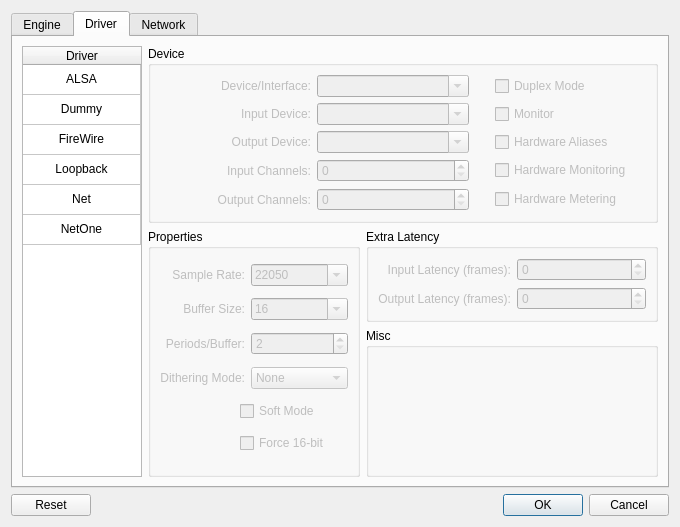
Before: the Qt Designer form resources/ui/settings_jack.ui in falkTX/Cadence, drawn with Qt 5.
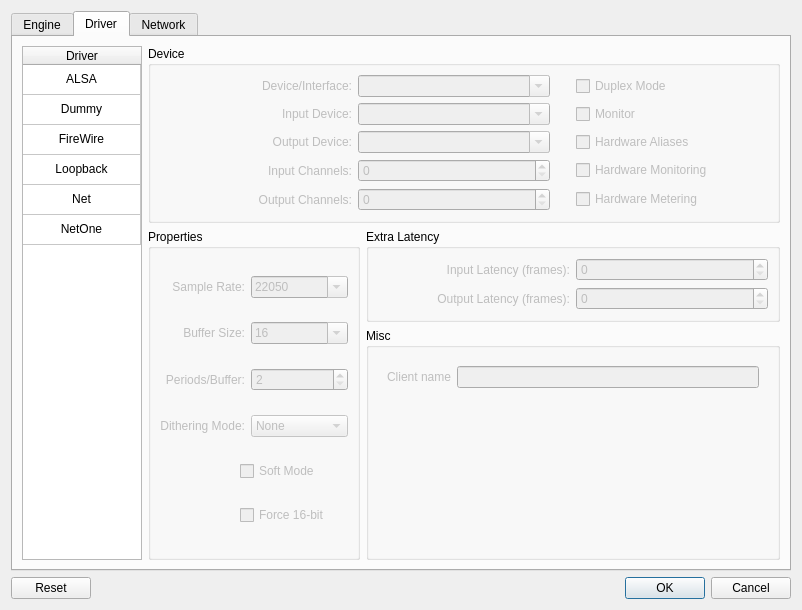
After: the same form once the commit is applied. The open tabs and pages were chosen to show the change.

Commit message: client-name for Net driver (UI)

Patch:
```diff
--- a/resources/ui/settings_jack.ui
+++ b/resources/ui/settings_jack.ui
@@ -6,8 +6,8 @@
    <rect>
     <x>0</x>
     <y>0</y>
-    <width>680</width>
-    <height>449</height>
+    <width>802</width>
+    <height>610</height>
    </rect>
   </property>
   <property name="windowTitle">
@@ -448,7 +448,7 @@
            <string>ALSA</string>
           </property>
           <property name="textAlignment">
-           <set>AlignHCenter|AlignVCenter|AlignCenter</set>
+           <set>AlignCenter</set>
           </property>
           <property name="flags">
            <set>ItemIsSelectable|ItemIsEnabled</set>
@@ -459,7 +459,7 @@
            <string>Dummy</string>
           </property>
           <property name="textAlignment">
-           <set>AlignHCenter|AlignVCenter|AlignCenter</set>
+           <set>AlignCenter</set>
           </property>
           <property name="flags">
            <set>ItemIsSelectable|ItemIsEnabled</set>
@@ -470,7 +470,7 @@
            <string>FireWire</string>
           </property>
           <property name="textAlignment">
-           <set>AlignHCenter|AlignVCenter|AlignCenter</set>
+           <set>AlignCenter</set>
           </property>
           <property name="flags">
            <set>ItemIsSelectable|ItemIsEnabled</set>
@@ -481,7 +481,7 @@
            <string>Loopback</string>
           </property>
           <property name="textAlignment">
-           <set>AlignHCenter|AlignVCenter|AlignCenter</set>
+           <set>AlignCenter</set>
           </property>
           <property name="flags">
            <set>ItemIsSelectable|ItemIsEnabled</set>
@@ -492,7 +492,7 @@
            <string>Net</string>
           </property>
           <property name="textAlignment">
-           <set>AlignHCenter|AlignVCenter|AlignCenter</set>
+           <set>AlignCenter</set>
           </property>
           <property name="flags">
            <set>ItemIsSelectable|ItemIsEnabled</set>
@@ -503,7 +503,7 @@
            <string>NetOne</string>
           </property>
           <property name="textAlignment">
-           <set>AlignHCenter|AlignVCenter|AlignCenter</set>
+           <set>AlignCenter</set>
           </property>
           <property name="flags">
            <set>ItemIsSelectable|ItemIsEnabled</set>
@@ -1112,7 +1112,7 @@
           <item row="0" column="0">
            <widget class="QStackedWidget" name="toolbox_driver_misc">
             <property name="currentIndex">
-             <number>0</number>
+             <number>5</number>
             </property>
             <widget class="QWidget" name="page_2"/>
             <widget class="QWidget" name="toolbox_driver_miscPage1">
@@ -1335,6 +1335,43 @@
               </item>
              </layout>
             </widget>
+            <widget class="QWidget" name="toolbox_driver_miscPageNet">
+             <layout class="QGridLayout" name="gridLayout_15">
+              <item row="2" column="0">
+               <widget class="QLabel" name="obj_driver_hostname_label">
+                <property name="enabled">
+                 <bool>false</bool>
+                </property>
+                <property name="text">
+                 <string>Client name</string>
+                </property>
+                <property name="alignment">
+                 <set>Qt::AlignRight|Qt::AlignTrailing|Qt::AlignVCenter</set>
+                </property>
+               </widget>
+              </item>
+              <item row="3" column="1">
+               <spacer name="verticalSpacer_2">
+                <property name="orientation">
+                 <enum>Qt::Vertical</enum>
+                </property>
+                <property name="sizeHint" stdset="0">
+                 <size>
+                  <width>20</width>
+                  <height>200</height>
+                 </size>
+                </property>
+               </spacer>
+              </item>
+              <item row="2" column="1">
+               <widget class="QLineEdit" name="obj_driver_client_name">
+                <property name="enabled">
+                 <bool>false</bool>
+                </property>
+               </widget>
+              </item>
+             </layout>
+            </widget>
            </widget>
           </item>
          </layout>
```
Left out of the diff: 2 changed lines with no effect on the pictures.
